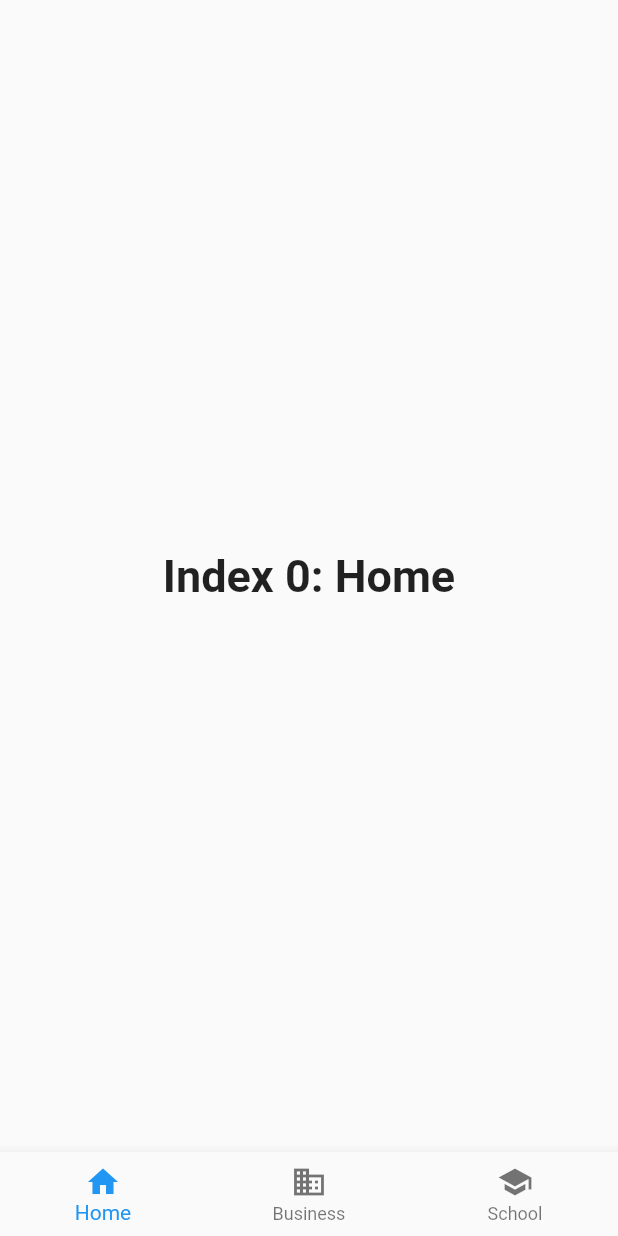
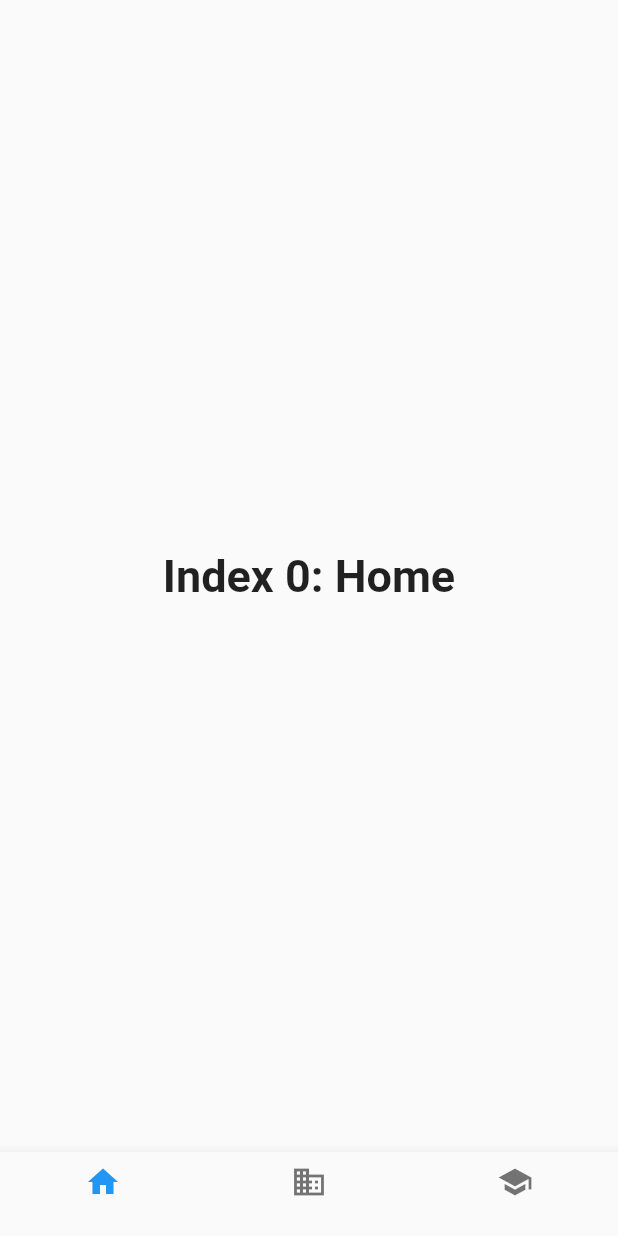
Before and after one commit to rafiandria23/agried-mobile, a Flutter app: the HomeScreen screen opened directly, on a phone screen of 412 x 824 dp. Run offline on Flutter 3.47's test engine with Material 2 defaults, Android fonts, the phone set to English and light mode, and no system bars.

Commit message:
Removed icon labels.

```diff
--- a/lib/screens/home.dart
+++ b/lib/screens/home.dart
@@ -44,15 +44,15 @@ class _HomeScreenState extends State<HomeScreen> {
         items: const <BottomNavigationBarItem>[
           BottomNavigationBarItem(
             icon: Icon(Icons.home),
-            label: 'Home',
+            label: '',
           ),
           BottomNavigationBarItem(
             icon: Icon(Icons.business),
-            label: 'Business',
+            label: '',
           ),
           BottomNavigationBarItem(
             icon: Icon(Icons.school),
-            label: 'School',
+            label: '',
           ),
         ],
         currentIndex: _selectedIdx,
```
